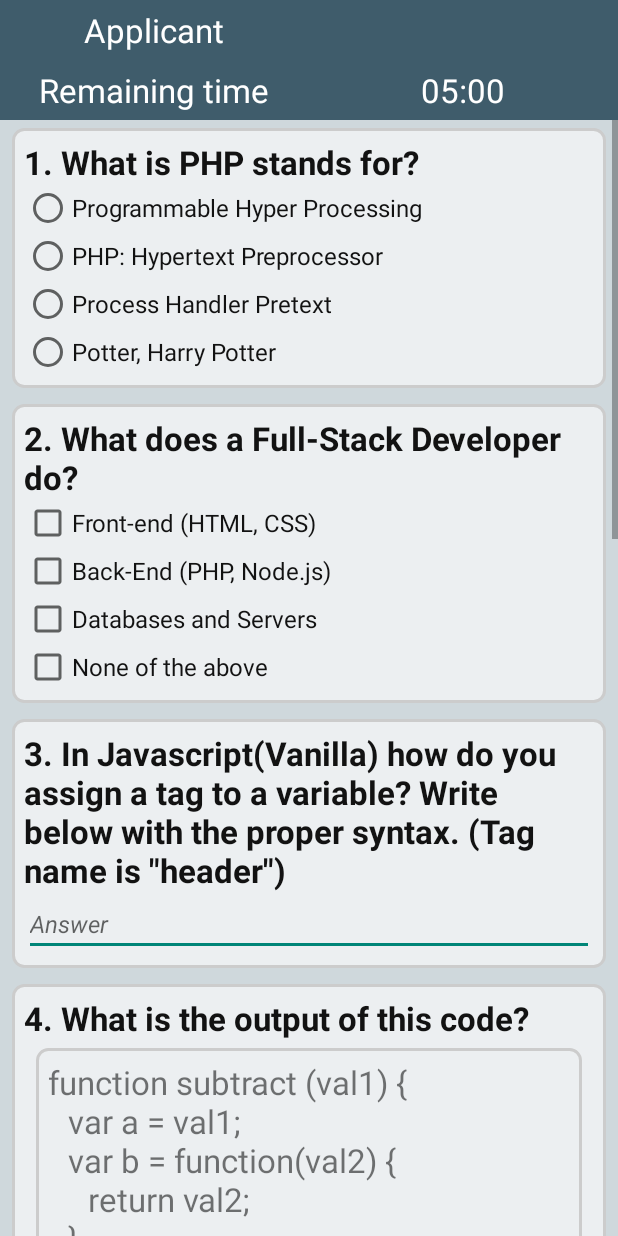
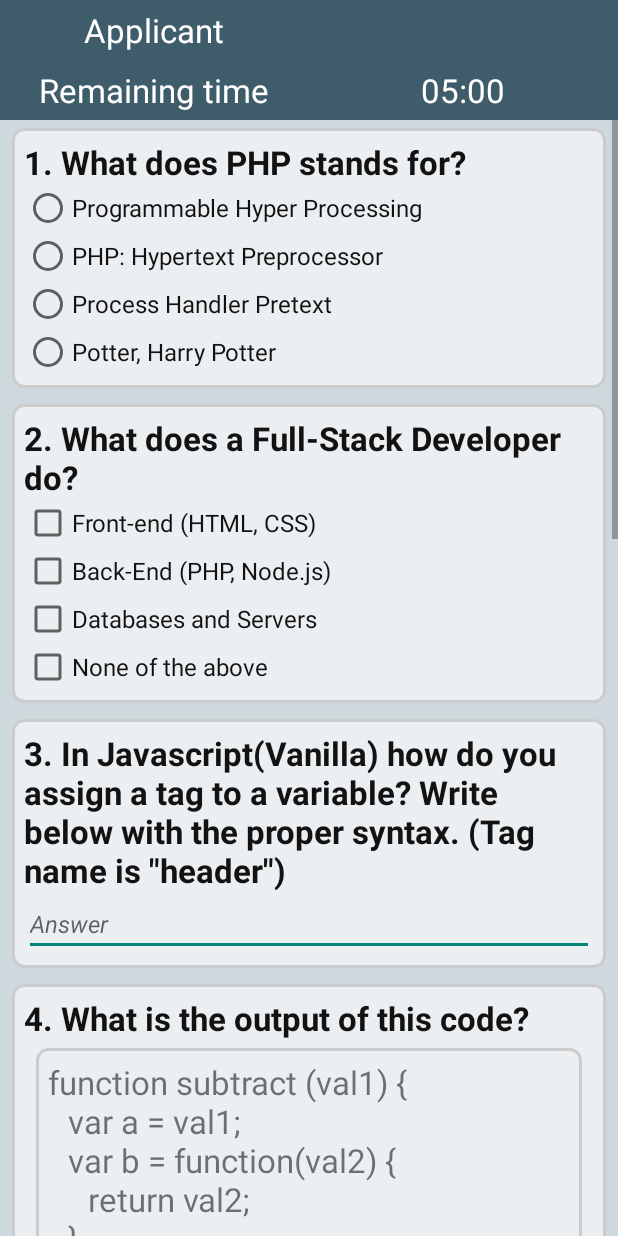
Before and after one commit to Fairdose/QuizAppV_2, an Android app: the QuizActivity screen opened directly, with no data from a screen before it, on a phone screen of 412 x 824 dp. Run offline under Robolectric (Android 15) with nearby library versions, the phone set to English and light mode, and no system bars.

Commit message:
2.0 final

```diff
--- a/app/src/main/res/values/strings.xml
+++ b/app/src/main/res/values/strings.xml
@@ -1,7 +1,7 @@
 <resources>
     <string name="app_name">Quiz App</string>
     <string name="remaining_time_text">Remaining time</string>
-    <string name="question_1"><b>1. What is PHP stands for?</b></string>
+    <string name="question_1"><b>1. What does PHP stands for?</b></string>
     <string name="question_2"><b>2. What does a Full-Stack Developer do?</b></string>
     <string name="question_3"><b>3. In Javascript(Vanilla) how do you assign a tag to a variable? Write below with the proper syntax. (Tag name is \"header\")</b></string>
     <string name="question_4"><b>4. What is the output of this code?</b></string>
@@ -10,7 +10,7 @@
     <string name="question_7"><b>7. What is HTTP Status OK response code?</b></string>
     <string name="question_8"><b>8. Which of these are programming languages?</b></string>
     <string name="question_9"><b>9. What is open-source?</b></string>
-    <string name="question_10"><b>10. What is HTML stands for?</b></string>
+    <string name="question_10"><b>10. What does HTML stands for?</b></string>
     <string name="answer_placeholder"><i>Answer</i></string>
     <string name="answer_1_1">Programmable Hyper Processing</string>
     <string name="answer_1_2">PHP: Hypertext Preprocessor</string>
```
